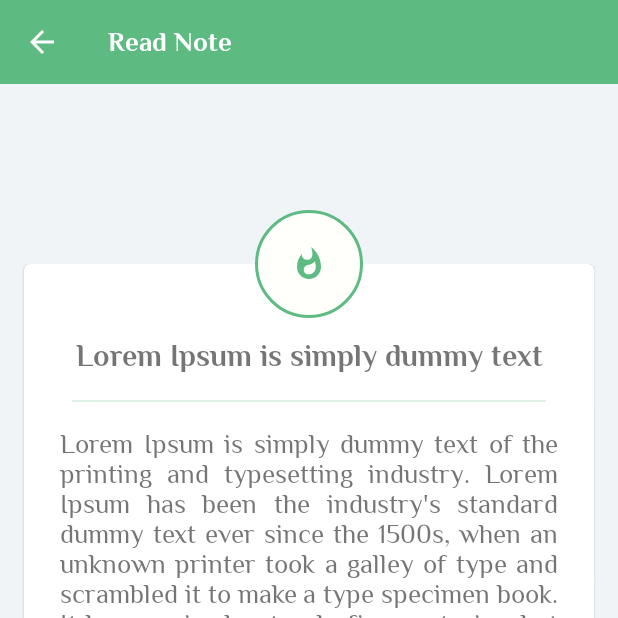
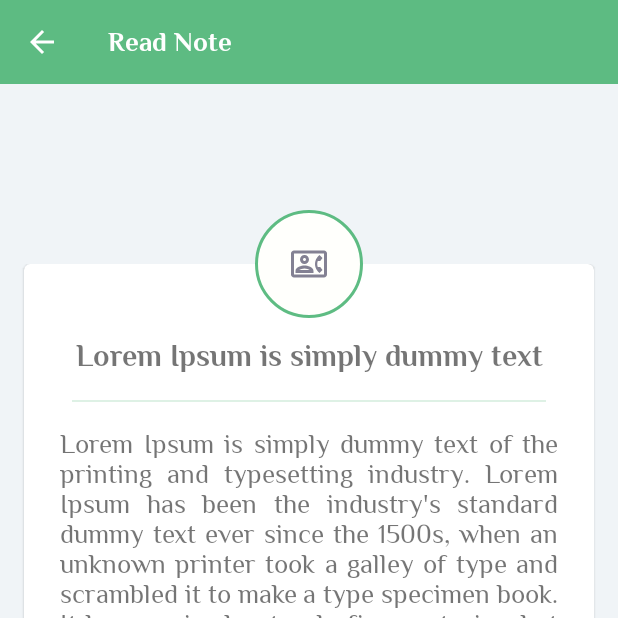
Before and after one commit to smensulaiman/Sticky-Note, an Android app: the screen it shows after launch (ReadNoteActivity), after a tap on an icon or button, on a phone screen of 412 x 824 dp, the top half of it. Run offline under Robolectric (Android 15) with nearby library versions, the phone set to English and light mode, and no system bars; our stand-ins replace ButterKnife, Room's generated code; libraries missing offline, so code that uses them is left out: com.daimajia.androidanimations, com.facebook.drawee; pictures from the network do not load; 3 statements that could not run were skipped.

Commit message:
Note Update Added

```diff
--- a/app/src/main/java/com/suffixit/stickynote/database/NoteDatabase.java
+++ b/app/src/main/java/com/suffixit/stickynote/database/NoteDatabase.java
@@ -33,6 +33,7 @@ public abstract class NoteDatabase extends RoomDatabase {
                     NoteDatabase.class, "note_database")
                     .fallbackToDestructiveMigration()
                     .addCallback(callback)
+                    .allowMainThreadQueries()
                     .build();
         }
         return instance;
@@ -58,12 +59,12 @@ public abstract class NoteDatabase extends RoomDatabase {
 
         @Override
         protected Void doInBackground(Void... voids) {
-            noteDao.insetNote(new Note(myContext.getString(R.string.lorem_ipsum_title), myContext.getString(R.string.lorem_ipsum_description), 0, R.color.color_green_light, System.currentTimeMillis()));
-            noteDao.insetNote(new Note(myContext.getString(R.string.lorem_ipsum_title), myContext.getString(R.string.lorem_ipsum_description), 0, R.color.color_yellow_light, System.currentTimeMillis()));
-            noteDao.insetNote(new Note(myContext.getString(R.string.lorem_ipsum_title), myContext.getString(R.string.lorem_ipsum_description), 0, R.color.color_pink_light, System.currentTimeMillis()));
-            noteDao.insetNote(new Note(myContext.getString(R.string.lorem_ipsum_title), myContext.getString(R.string.lorem_ipsum_description), 0, R.color.color_sky_light, System.currentTimeMillis()));
-            noteDao.insetNote(new Note(myContext.getString(R.string.lorem_ipsum_title), myContext.getString(R.string.lorem_ipsum_description), 0, R.color.color_red_light, System.currentTimeMillis()));
-            noteDao.insetNote(new Note(myContext.getString(R.string.lorem_ipsum_title), myContext.getString(R.string.lorem_ipsum_description), 0, R.color.color_purple_light, System.currentTimeMillis()));
+            noteDao.insetNote(new Note(myContext.getString(R.string.lorem_ipsum_title), myContext.getString(R.string.lorem_ipsum_description), 1, R.color.color_green_light, System.currentTimeMillis()));
+            noteDao.insetNote(new Note(myContext.getString(R.string.lorem_ipsum_title), myContext.getString(R.string.lorem_ipsum_description), 2, R.color.color_yellow_light, System.currentTimeMillis()));
+            noteDao.insetNote(new Note(myContext.getString(R.string.lorem_ipsum_title), myContext.getString(R.string.lorem_ipsum_description), 3, R.color.color_pink_light, System.currentTimeMillis()));
+            noteDao.insetNote(new Note(myContext.getString(R.string.lorem_ipsum_title), myContext.getString(R.string.lorem_ipsum_description), 4, R.color.color_sky_light, System.currentTimeMillis()));
+            noteDao.insetNote(new Note(myContext.getString(R.string.lorem_ipsum_title), myContext.getString(R.string.lorem_ipsum_description), 1, R.color.color_red_light, System.currentTimeMillis()));
+            noteDao.insetNote(new Note(myContext.getString(R.string.lorem_ipsum_title), myContext.getString(R.string.lorem_ipsum_description), 2, R.color.color_purple_light, System.currentTimeMillis()));
 
             categoryDao.insetCategory(new CategoryModel("Contact Info", R.drawable.ic_phone, R.color.color_yellow_light));
             categoryDao.insetCategory(new CategoryModel("Password Info", R.drawable.ic_security, R.color.color_green_light));
--- a/app/src/main/java/com/suffixit/stickynote/repository/CategoryDao.java
+++ b/app/src/main/java/com/suffixit/stickynote/repository/CategoryDao.java
@@ -26,6 +26,9 @@ public interface CategoryDao {
     @Query("DELETE FROM category_table")
     void deleteAllCategories();
 
+    @Query("SELECT * FROM category_table where categoryId = :id")
+    CategoryModel getCategoryById(int id);
+
     @Query("SELECT * FROM category_table ORDER BY categoryTitle ASC")
     LiveData<List<CategoryModel>> getAllCategories();
 
--- a/app/src/main/java/com/suffixit/stickynote/repository/CategoryRepository.java
+++ b/app/src/main/java/com/suffixit/stickynote/repository/CategoryRepository.java
@@ -35,6 +35,10 @@ public class CategoryRepository {
 
     public void deleteAllCategoryModels() {
         new DeleteAllCategoryModelsAsync(categoryDao).execute();
+    }
+
+    public CategoryModel getCategoryById(int id){
+        return categoryDao.getCategoryById(id);
     }
 
     public LiveData<List<CategoryModel>> getAllCategories(){
--- a/app/src/main/java/com/suffixit/stickynote/view/ReadNoteActivity.java
+++ b/app/src/main/java/com/suffixit/stickynote/view/ReadNoteActivity.java
@@ -1,30 +1,99 @@
 package com.suffixit.stickynote.view;
 
+import androidx.appcompat.app.AlertDialog;
 import androidx.appcompat.app.AppCompatActivity;
+import androidx.lifecycle.ViewModelProviders;
 
+import android.content.DialogInterface;
+import android.content.Intent;
 import android.graphics.Color;
 import android.graphics.PorterDuff;
 import android.os.Bundle;
+import android.util.Log;
+import android.widget.ImageView;
+import android.widget.TextView;
 
 import com.google.android.material.appbar.MaterialToolbar;
+import com.google.android.material.dialog.MaterialAlertDialogBuilder;
 import com.suffixit.stickynote.R;
+import com.suffixit.stickynote.model.CategoryModel;
+import com.suffixit.stickynote.model.Note;
+import com.suffixit.stickynote.utils.NoteConstants;
+import com.suffixit.stickynote.viewmodel.CategoryViewModel;
+import com.suffixit.stickynote.viewmodel.NoteViewModel;
 
 import butterknife.BindView;
 import butterknife.ButterKnife;
+import butterknife.OnClick;
 
 public class ReadNoteActivity extends AppCompatActivity {
+    private static final String TAG = "ReadNoteActivity";
 
     @BindView(R.id.toolbar)
     MaterialToolbar toolbar;
+
+    @BindView(R.id.imgIcon)
+    ImageView imgIcon;
+
+    @BindView(R.id.txtTitle)
+    TextView txtTitle;
+
+    @BindView(R.id.txtDescription)
+    TextView txtDescription;
+
+    @OnClick(R.id.imgDelete)
+    public void deleteNote() {
+        AlertDialog successDialog = new MaterialAlertDialogBuilder(this)
+                .setTitle("Alert!!!")
+                .setMessage("Are you sure want to delete the note?")
+                .setPositiveButton("Yes", (dialog, which) -> {
+                    noteViewModel.deleteNote(note);
+                    dialog.dismiss();
+                    onBackPressed();
+                })
+                .setNegativeButton("No", (dialog, which) -> {
+                    dialog.dismiss();
+                })
+                .create();
+        successDialog.show();
+    }
+
+    @OnClick(R.id.imgEdit)
+    public void editNote() {
+        Intent intent = new Intent(this, NewNoteActivity.class);
+        intent.putExtra(NoteConstants.NOTE_DETAILS, note);
+        startActivity(intent);
+        finish();
+    }
+
+    @OnClick(R.id.imgShare)
+    public void shareNote() {
+
+    }
+
+    private CategoryViewModel categoryViewModel;
+    private NoteViewModel noteViewModel;
+    private Note note;
 
     @Override
     protected void onCreate(Bundle savedInstanceState) {
         super.onCreate(savedInstanceState);
         setContentView(R.layout.activity_read_note);
-
         ButterKnife.bind(this);
 
         setupToolbar();
+
+        categoryViewModel = ViewModelProviders.of(this).get(CategoryViewModel.class);
+        noteViewModel = ViewModelProviders.of(this).get(NoteViewModel.class);
+
+        note = getIntent().getParcelableExtra(NoteConstants.NOTE_DETAILS);
+
+        imgIcon.setImageResource(categoryViewModel.getCategoryById(note.getNoteCategoryId()).getIcon());
+        imgIcon.setColorFilter(getColor(note.getNoteBackgroundColor()));
+        imgIcon.getDrawable().setColorFilter(note.getNoteBackgroundColor(), PorterDuff.Mode.SRC_ATOP);
+        txtTitle.setText(note.getTitle());
+        txtDescription.setText(note.getDescription());
+
     }
 
     private void setupToolbar() {
--- a/app/src/main/java/com/suffixit/stickynote/view/personal/CategoryDialogFragment.java
+++ b/app/src/main/java/com/suffixit/stickynote/view/personal/CategoryDialogFragment.java
@@ -30,7 +30,6 @@ import java.util.List;
 import butterknife.BindView;
 import butterknife.ButterKnife;
 import butterknife.OnClick;
-
 
 public class CategoryDialogFragment extends DialogFragment {
 
--- a/app/src/main/java/com/suffixit/stickynote/viewmodel/CategoryViewModel.java
+++ b/app/src/main/java/com/suffixit/stickynote/viewmodel/CategoryViewModel.java
@@ -38,6 +38,10 @@ public class CategoryViewModel extends AndroidViewModel {
         categoryRepository.deleteAllCategoryModels();
     }
 
+    public CategoryModel getCategoryById(int id){
+        return categoryRepository.getCategoryById(id);
+    }
+
     public LiveData<List<CategoryModel>> getAllCategories(){
         return categoryRepository.getAllCategories();
     }
```
Also changed, not shown: app/src/main/java/com/suffixit/stickynote/view/NewNoteActivity.java (+16 -0 lines), app/src/main/java/com/suffixit/stickynote/view/NotesFragment.java (+0 -7 lines), app/src/main/res/drawable/round_deep_background.xml (added, +9 -0 lines).
